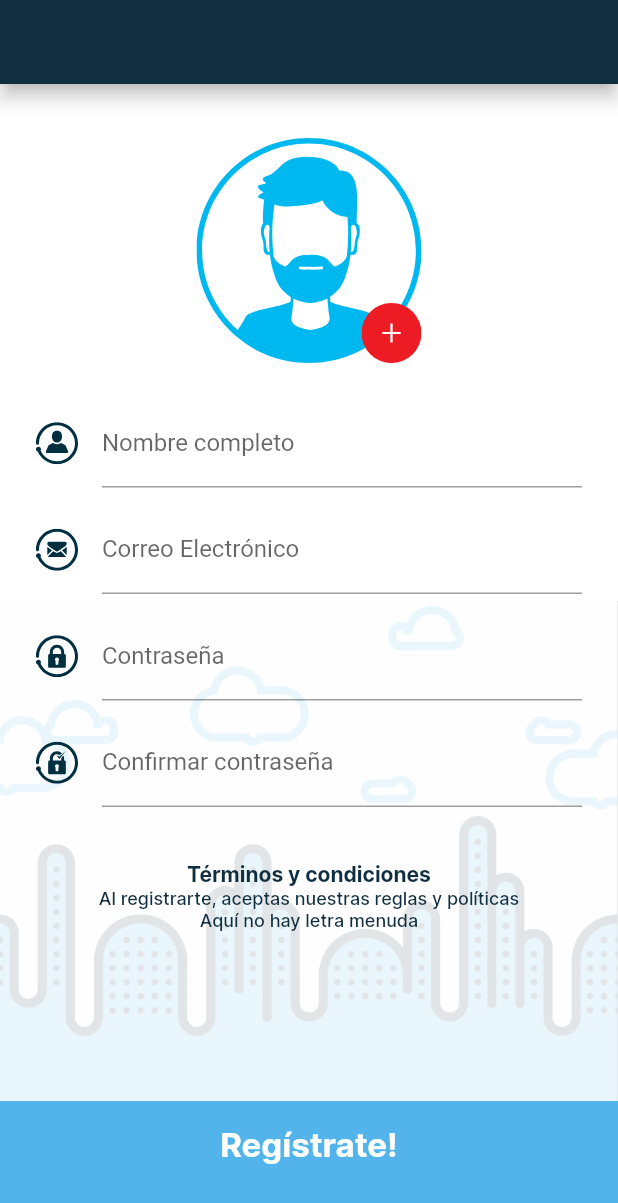
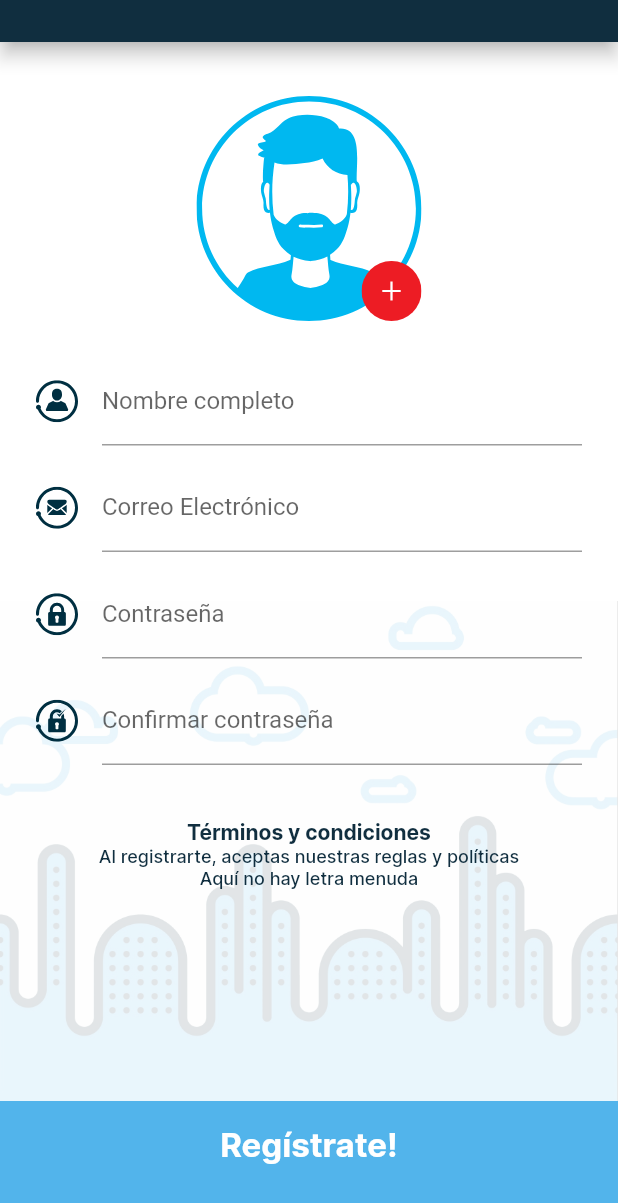
Before and after one commit to Juanda16/mobe, a Flutter app: the screen it shows after launch, on a phone screen of 412 x 824 dp. Shown: the top 1203 px of the screen. Run offline on Flutter 3.47's test engine with Material 2 defaults, Android fonts, the phone set to English and light mode, and no system bars; our stand-ins replace cached_network_image, dartz, flutter_svg, freezed_annotation, geolocator, get_it and 2 more; missing offline and left inert: mailer; generated files the repository leaves out were written again; Roboto replaces fonts that are missing (Montserrat).

Commit message:
chore:  Update sing up appbar height

```diff
--- a/lib/features/catalog/presentation/pages/log_in_sign_up/sign_up_page.dart
+++ b/lib/features/catalog/presentation/pages/log_in_sign_up/sign_up_page.dart
@@ -12,8 +12,11 @@
   @override
   Widget build(BuildContext context) {
     return Scaffold(
-      appBar: AppBar(
-        elevation: 5,
+      appBar: PreferredSize(
+        preferredSize: const Size.fromHeight(28),
+        child: AppBar(
+          elevation: 5,
+        ),
       ),
       body: SafeArea(
         bottom: false,
```
